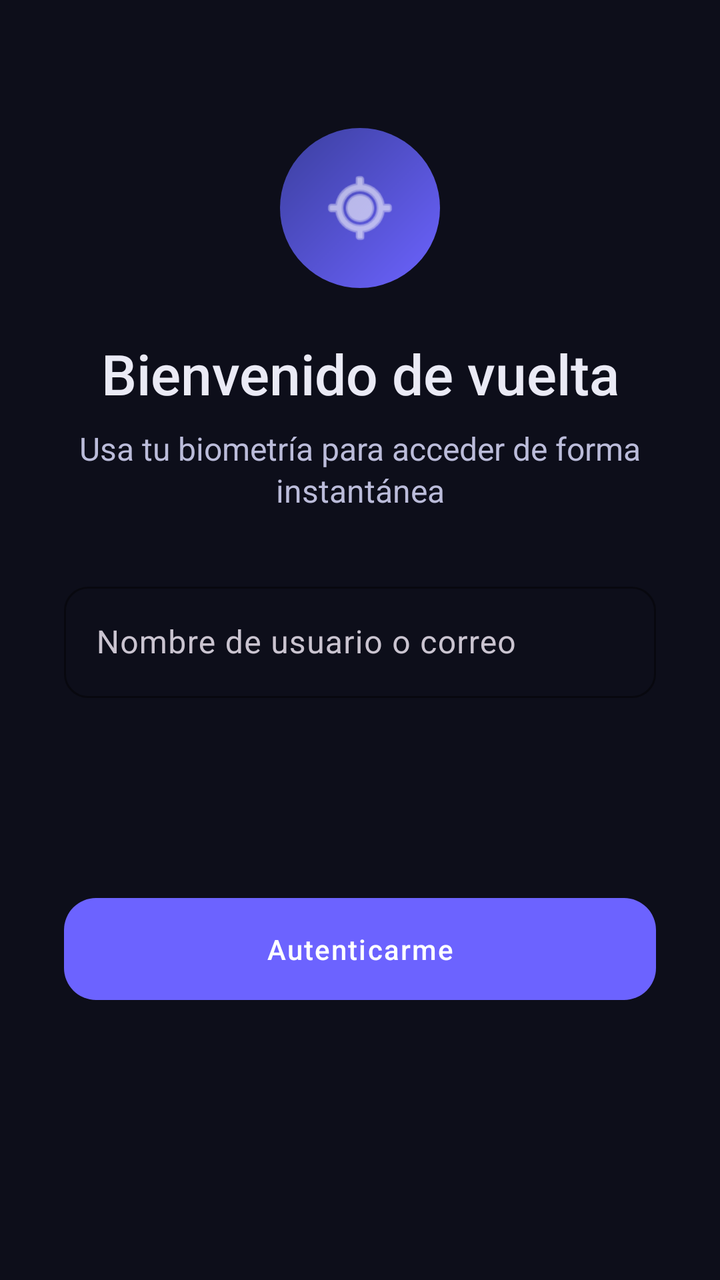
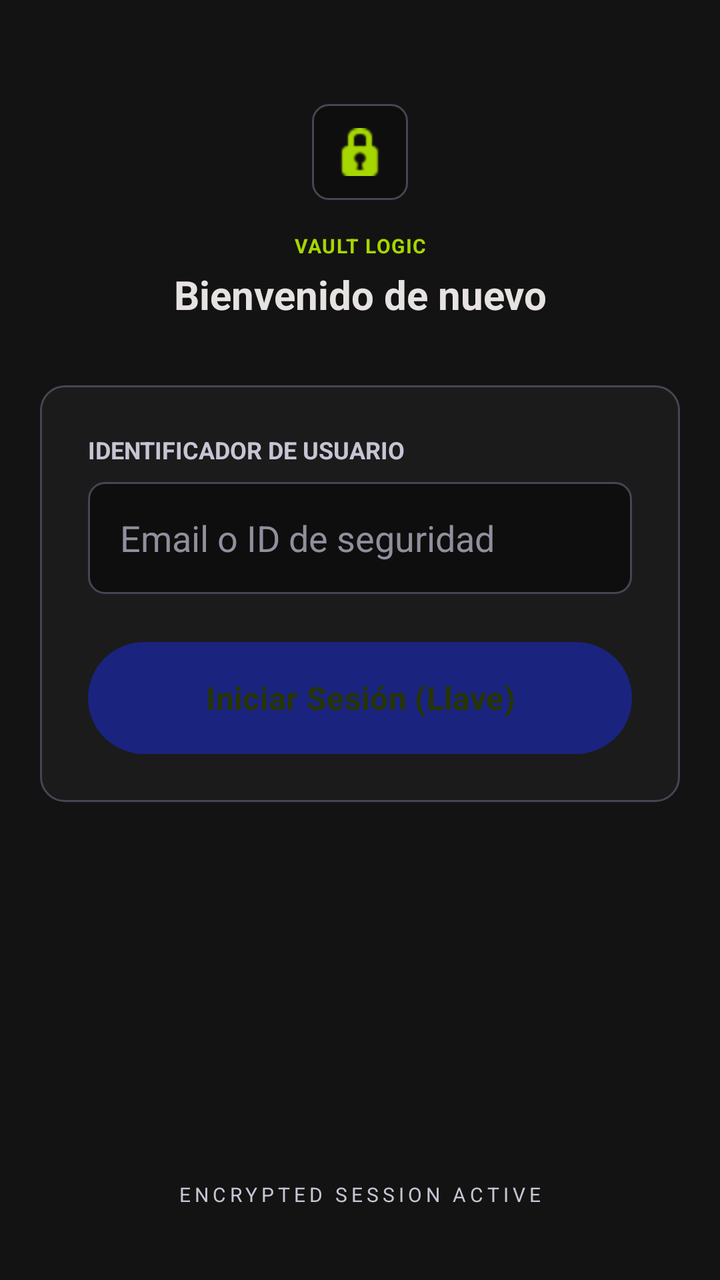

An Android layout rendered at two revisions. The XML below is the earlier revision; the diff shows what the commit changed to produce the second picture.
<!-- AndroidManifest.xml: application theme Theme.PasswordlessApp -->
<!-- res/layout/fragment_login.xml -->
<?xml version="1.0" encoding="utf-8"?>
<ScrollView
    xmlns:android="http://schemas.android.com/apk/res/android"
    xmlns:app="http://schemas.android.com/apk/res-auto"
    android:layout_width="match_parent"
    android:layout_height="match_parent"
    android:background="@color/color_background"
    android:fillViewport="true">

    <androidx.constraintlayout.widget.ConstraintLayout
        android:layout_width="match_parent"
        android:layout_height="wrap_content"
        android:padding="@dimen/spacing_xl">

        
        <FrameLayout
            android:id="@+id/icon_container"
            android:layout_width="@dimen/icon_size_lg"
            android:layout_height="@dimen/icon_size_lg"
            android:background="@drawable/bg_icon_circle"
            android:layout_marginTop="@dimen/spacing_xl"
            app:layout_constraintTop_toTopOf="parent"
            app:layout_constraintStart_toStartOf="parent"
            app:layout_constraintEnd_toEndOf="parent">

            <ImageView
                android:layout_width="40dp"
                android:layout_height="40dp"
                android:layout_gravity="center"
                android:src="@android:drawable/ic_menu_mylocation"
                android:tint="@color/color_on_primary" />
        </FrameLayout>

        <TextView
            android:id="@+id/tv_title"
            android:layout_width="0dp"
            android:layout_height="wrap_content"
            android:text="@string/login_title"
            android:textColor="@color/color_on_background"
            android:textSize="@dimen/text_title"
            android:fontFamily="sans-serif-medium"
            android:textAlignment="center"
            android:layout_marginTop="@dimen/spacing_lg"
            app:layout_constraintTop_toBottomOf="@id/icon_container"
            app:layout_constraintStart_toStartOf="parent"
            app:layout_constraintEnd_toEndOf="parent" />

        <TextView
            android:id="@+id/tv_subtitle"
            android:layout_width="0dp"
            android:layout_height="wrap_content"
            android:text="@string/login_subtitle"
            android:textColor="@color/color_on_surface"
            android:textSize="@dimen/text_subtitle"
            android:textAlignment="center"
            android:lineSpacingExtra="2dp"
            android:layout_marginTop="@dimen/spacing_sm"
            app:layout_constraintTop_toBottomOf="@id/tv_title"
            app:layout_constraintStart_toStartOf="parent"
            app:layout_constraintEnd_toEndOf="parent" />

        
        <com.google.android.material.textfield.TextInputLayout
            android:id="@+id/til_user_id"
            style="@style/Widget.App.TextInputLayout"
            android:layout_width="0dp"
            android:layout_height="wrap_content"
            android:hint="@string/hint_user_id"
            android:layout_marginTop="@dimen/spacing_xl"
            app:layout_constraintTop_toBottomOf="@id/tv_subtitle"
            app:layout_constraintStart_toStartOf="parent"
            app:layout_constraintEnd_toEndOf="parent">

            <com.google.android.material.textfield.TextInputEditText
                android:id="@+id/et_user_id"
                android:layout_width="match_parent"
                android:layout_height="wrap_content"
                android:inputType="textEmailAddress"
                android:textColor="@color/color_on_background"
                android:imeOptions="actionDone" />
        </com.google.android.material.textfield.TextInputLayout>

        
        <ProgressBar
            android:id="@+id/progress_bar"
            android:layout_width="wrap_content"
            android:layout_height="wrap_content"
            android:visibility="gone"
            android:layout_marginTop="@dimen/spacing_lg"
            app:layout_constraintTop_toBottomOf="@id/til_user_id"
            app:layout_constraintStart_toStartOf="parent"
            app:layout_constraintEnd_toEndOf="parent" />

        
        <Button
            android:id="@+id/btn_login"
            style="@style/Widget.App.Button.Primary"
            android:layout_width="0dp"
            android:layout_height="wrap_content"
            android:text="@string/btn_authenticate"
            android:layout_marginTop="@dimen/spacing_lg"
            android:layout_marginBottom="@dimen/spacing_xl"
            app:layout_constraintTop_toBottomOf="@id/progress_bar"
            app:layout_constraintStart_toStartOf="parent"
            app:layout_constraintEnd_toEndOf="parent"
            app:layout_constraintBottom_toBottomOf="parent" />

    </androidx.constraintlayout.widget.ConstraintLayout>
</ScrollView>
<!-- resources referenced by this layout -->
<resources>
  <color name="color_background">#0D0E1A</color>
  <color name="color_on_background">#EAEAF5</color>
  <color name="color_on_primary">#FFFFFF</color>
  <color name="color_on_surface">#BBBCDA</color>
  <dimen name="icon_size_lg">80dp</dimen>
  <dimen name="spacing_lg">24dp</dimen>
  <dimen name="spacing_sm">8dp</dimen>
  <dimen name="spacing_xl">32dp</dimen>
  <dimen name="text_subtitle">16sp</dimen>
  <dimen name="text_title">28sp</dimen>
  <!-- drawable bg_icon_circle (drawable) -->
  <?xml version="1.0" encoding="utf-8"?>
  <shape xmlns:android="http://schemas.android.com/apk/res/android"
      android:shape="oval">
      <gradient
          android:angle="135"
          android:startColor="#6C63FF"
          android:endColor="#3B3F9E"
          android:type="linear" />
  </shape>
  <string name="btn_authenticate">Autenticarme</string>
  <string name="hint_user_id">Nombre de usuario o correo</string>
  <string name="login_subtitle">Usa tu biometría para acceder de forma instantánea</string>
  <string name="login_title">Bienvenido de vuelta</string>
  <style name="Widget.App.Button.Primary" parent="Widget.Material3.Button">
          <item name="android:textColor">@color/color_on_primary</item>
          <item name="backgroundTint">@color/color_primary</item>
          <item name="android:letterSpacing">0.05</item>
          <item name="cornerRadius">16dp</item>
          <item name="android:paddingTop">16dp</item>
          <item name="android:paddingBottom">16dp</item>
      </style>
  <style name="Widget.App.TextInputLayout" parent="Widget.Material3.TextInputLayout.OutlinedBox">
          <item name="boxStrokeColor">@color/color_primary</item>
          <item name="hintTextColor">@color/color_on_surface</item>
          <item name="boxCornerRadiusTopStart">12dp</item>
          <item name="boxCornerRadiusTopEnd">12dp</item>
          <item name="boxCornerRadiusBottomStart">12dp</item>
          <item name="boxCornerRadiusBottomEnd">12dp</item>
      </style>
  <style name="Theme.PasswordlessApp" parent="Theme.Material3.Dark.NoActionBar">
          <item name="colorPrimary">@color/color_primary</item>
          <item name="colorPrimaryVariant">@color/color_primary_variant</item>
          <item name="colorSecondary">@color/color_secondary</item>
          <item name="colorSecondaryVariant">@color/color_secondary_variant</item>
          <item name="android:colorBackground">@color/color_background</item>
          <item name="colorSurface">@color/color_surface</item>
          <item name="colorOnPrimary">@color/color_on_primary</item>
          <item name="colorOnBackground">@color/color_on_background</item>
          <item name="colorOnSurface">@color/color_on_surface</item>
          <item name="colorError">@color/color_error</item>
          <item name="android:statusBarColor">@color/color_background</item>
          <item name="android:navigationBarColor">@color/color_background</item>
          <item name="android:windowLightStatusBar">false</item>
      </style>
  <color name="color_primary">#6C63FF</color>
  <color name="color_primary_variant">#4B44CC</color>
  <color name="color_secondary">#03DAC6</color>
  <color name="color_secondary_variant">#018786</color>
  <color name="color_surface">#161728</color>
  <color name="color_error">#FF5370</color>
</resources>

<!-- the commit's change to res/layout/fragment_login.xml (unified diff, before → after) -->
@@ -1,109 +1,132 @@
 <?xml version="1.0" encoding="utf-8"?>
-<ScrollView
-    xmlns:android="http://schemas.android.com/apk/res/android"
+<androidx.constraintlayout.widget.ConstraintLayout xmlns:android="http://schemas.android.com/apk/res/android"
     xmlns:app="http://schemas.android.com/apk/res-auto"
+    xmlns:tools="http://schemas.android.com/tools"
     android:layout_width="match_parent"
     android:layout_height="match_parent"
-    android:background="@color/color_background"
-    android:fillViewport="true">
+    android:background="@color/vault_background"
+    android:padding="20dp"
+    tools:context=".ui.login.LoginFragment">
 
-    <androidx.constraintlayout.widget.ConstraintLayout
-        android:layout_width="match_parent"
+    
+    <LinearLayout
+        android:id="@+id/header"
+        android:layout_width="wrap_content"
         android:layout_height="wrap_content"
-        android:padding="@dimen/spacing_xl">
+        android:layout_marginTop="32dp"
+        android:gravity="center"
+        android:orientation="vertical"
+        app:layout_constraintEnd_toEndOf="parent"
+        app:layout_constraintStart_toStartOf="parent"
+        app:layout_constraintTop_toTopOf="parent">
 
-        
         <FrameLayout
-            android:id="@+id/icon_container"
-            android:layout_width="@dimen/icon_size_lg"
-            android:layout_height="@dimen/icon_size_lg"
-            android:background="@drawable/bg_icon_circle"
-            android:layout_marginTop="@dimen/spacing_xl"
-            app:layout_constraintTop_toTopOf="parent"
-            app:layout_constraintStart_toStartOf="parent"
-            app:layout_constraintEnd_toEndOf="parent">
-
+            android:layout_width="48dp"
+            android:layout_height="48dp"
+            android:background="@drawable/bg_vault_input"
+            android:layout_marginBottom="16dp">
             <ImageView
-                android:layout_width="40dp"
-                android:layout_height="40dp"
+                android:layout_width="24dp"
+                android:layout_height="24dp"
                 android:layout_gravity="center"
-                android:src="@android:drawable/ic_menu_mylocation"
-                android:tint="@color/color_on_primary" />
+                android:src="@android:drawable/ic_secure"
+                app:tint="@color/vault_accent_dim" />
         </FrameLayout>
 
         <TextView
-            android:id="@+id/tv_title"
-            android:layout_width="0dp"
+            android:layout_width="wrap_content"
             android:layout_height="wrap_content"
-            android:text="@string/login_title"
-            android:textColor="@color/color_on_background"
-            android:textSize="@dimen/text_title"
-            android:fontFamily="sans-serif-medium"
-            android:textAlignment="center"
-            android:layout_marginTop="@dimen/spacing_lg"
-            app:layout_constraintTop_toBottomOf="@id/icon_container"
-            app:layout_constraintStart_toStartOf="parent"
-            app:layout_constraintEnd_toEndOf="parent" />
+            android:text="VAULT LOGIC"
+            android:textColor="@color/vault_accent_dim"
+            android:textSize="10sp"
+            android:textStyle="bold"
+            android:letterSpacing="0.05"
+            android:layout_marginBottom="4dp" />
 
         <TextView
-            android:id="@+id/tv_subtitle"
-            android:layout_width="0dp"
+            android:layout_width="wrap_content"
             android:layout_height="wrap_content"
-            android:text="@string/login_subtitle"
-            android:textColor="@color/color_on_surface"
-            android:textSize="@dimen/text_subtitle"
-            android:textAlignment="center"
-            android:lineSpacingExtra="2dp"
-            android:layout_marginTop="@dimen/spacing_sm"
-            app:layout_constraintTop_toBottomOf="@id/tv_title"
-            app:layout_constraintStart_toStartOf="parent"
-            app:layout_constraintEnd_toEndOf="parent" />
+            android:text="Bienvenido de nuevo"
+            android:textColor="@color/vault_on_surface"
+            android:textSize="20sp"
+            android:textStyle="bold" />
+    </LinearLayout>
 
-        
-        <com.google.android.material.textfield.TextInputLayout
-            android:id="@+id/til_user_id"
-            style="@style/Widget.App.TextInputLayout"
-            android:layout_width="0dp"
+    
+    <LinearLayout
+        android:layout_width="0dp"
+        android:layout_height="wrap_content"
+        android:layout_marginTop="32dp"
+        android:background="@drawable/bg_vault_card"
+        android:orientation="vertical"
+        android:padding="24dp"
+        app:layout_constraintEnd_toEndOf="parent"
+        app:layout_constraintStart_toStartOf="parent"
+        app:layout_constraintTop_toBottomOf="@id/header">
+
+        <TextView
+            android:layout_width="wrap_content"
             android:layout_height="wrap_content"
-            android:hint="@string/hint_user_id"
-            android:layout_marginTop="@dimen/spacing_xl"
-            app:layout_constraintTop_toBottomOf="@id/tv_subtitle"
-            app:layout_constraintStart_toStartOf="parent"
-            app:layout_constraintEnd_toEndOf="parent">
+            android:text="IDENTIFICADOR DE USUARIO"
+            android:textColor="@color/vault_on_surface_variant"
+            android:textSize="12sp"
+            android:textStyle="bold"
+            android:layout_marginBottom="8dp" />
 
-            <com.google.android.material.textfield.TextInputEditText
-                android:id="@+id/et_user_id"
-                android:layout_width="match_parent"
-                android:layout_height="wrap_content"
-                android:inputType="textEmailAddress"
-                android:textColor="@color/color_on_background"
-                android:imeOptions="actionDone" />
-        </com.google.android.material.textfield.TextInputLayout>
+        <EditText
+            android:id="@+id/etUsername"
+            android:layout_width="match_parent"
+            android:layout_height="56dp"
+            android:background="@drawable/bg_vault_input"
+            android:hint="Email o ID de seguridad"
+            android:textColorHint="@color/vault_outline"
+            android:textColor="@color/vault_on_surface"
+            android:paddingStart="16dp"
+            android:paddingEnd="16dp"
+            android:inputType="textEmailAddress"
+            android:layout_marginBottom="24dp" />
+
+        <Button
+            android:id="@+id/btnLogin"
+            android:layout_width="match_parent"
+            android:layout_height="56dp"
+            android:background="@drawable/btn_vault_accent"
+            android:text="Iniciar Sesión (Llave)"
+            android:textColor="@color/vault_on_accent"
+            android:textSize="16sp"
+            android:textStyle="bold" />
 
         
         <ProgressBar
-            android:id="@+id/progress_bar"
+            android:id="@+id/progressBar"
+            android:layout_width="48dp"
+            android:layout_height="48dp"
+            android:layout_gravity="center"
+            android:layout_marginTop="16dp"
+            android:indeterminateTint="@color/vault_accent"
+            android:visibility="gone" />
+
+    </LinearLayout>
+
+    
+    <LinearLayout
+        android:layout_width="wrap_content"
+        android:layout_height="wrap_content"
+        android:layout_marginBottom="16dp"
+        android:gravity="center"
+        android:orientation="vertical"
+        app:layout_constraintBottom_toBottomOf="parent"
+        app:layout_constraintEnd_toEndOf="parent"
+        app:layout_constraintStart_toStartOf="parent">
+
+        <TextView
             android:layout_width="wrap_content"
             android:layout_height="wrap_content"
-            android:visibility="gone"
-            android:layout_marginTop="@dimen/spacing_lg"
-            app:layout_constraintTop_toBottomOf="@id/til_user_id"
-            app:layout_constraintStart_toStartOf="parent"
-            app:layout_constraintEnd_toEndOf="parent" />
+            android:text="ENCRYPTED SESSION ACTIVE"
+            android:textColor="@color/vault_on_surface_variant"
+            android:textSize="10sp"
+            android:letterSpacing="0.2"
+            android:drawablePadding="8dp" />
+    </LinearLayout>
 
-        
-        <Button
-            android:id="@+id/btn_login"
-            style="@style/Widget.App.Button.Primary"
-            android:layout_width="0dp"
-            android:layout_height="wrap_content"
-            android:text="@string/btn_authenticate"
-            android:layout_marginTop="@dimen/spacing_lg"
-            android:layout_marginBottom="@dimen/spacing_xl"
-            app:layout_constraintTop_toBottomOf="@id/progress_bar"
-            app:layout_constraintStart_toStartOf="parent"
-            app:layout_constraintEnd_toEndOf="parent"
-            app:layout_constraintBottom_toBottomOf="parent" />
-
-    </androidx.constraintlayout.widget.ConstraintLayout>
-</ScrollView>
+</androidx.constraintlayout.widget.ConstraintLayout>
<!-- resource entries referenced after the edit -->
@@ -1,65 +1,81 @@
 <!-- resources referenced by this layout -->
 <resources>
-  <color name="color_background">#0D0E1A</color>
-  <color name="color_on_background">#EAEAF5</color>
-  <color name="color_on_primary">#FFFFFF</color>
-  <color name="color_on_surface">#BBBCDA</color>
-  <dimen name="icon_size_lg">80dp</dimen>
-  <dimen name="spacing_lg">24dp</dimen>
-  <dimen name="spacing_sm">8dp</dimen>
-  <dimen name="spacing_xl">32dp</dimen>
-  <dimen name="text_subtitle">16sp</dimen>
-  <dimen name="text_title">28sp</dimen>
-  <!-- drawable bg_icon_circle (drawable) -->
+  <color name="vault_accent">#bef500</color>
+  <color name="vault_accent_dim">#a6d700</color>
+  <color name="vault_background">#131313</color>
+  <color name="vault_on_accent">#273500</color>
+  <color name="vault_on_surface">#e5e2e1</color>
+  <color name="vault_on_surface_variant">#c6c5d4</color>
+  <color name="vault_outline">#908f9d</color>
+  <!-- drawable bg_vault_card (drawable) -->
   <?xml version="1.0" encoding="utf-8"?>
   <shape xmlns:android="http://schemas.android.com/apk/res/android"
-      android:shape="oval">
-      <gradient
-          android:angle="135"
-          android:startColor="#6C63FF"
-          android:endColor="#3B3F9E"
-          android:type="linear" />
+      android:shape="rectangle">
+      <solid android:color="@color/vault_surface_low" />
+      <stroke android:width="1dp" android:color="@color/vault_outline_variant" />
+      <corners android:radius="12dp" /> 
   </shape>
-  <string name="btn_authenticate">Autenticarme</string>
-  <string name="hint_user_id">Nombre de usuario o correo</string>
-  <string name="login_subtitle">Usa tu biometría para acceder de forma instantánea</string>
-  <string name="login_title">Bienvenido de vuelta</string>
-  <style name="Widget.App.Button.Primary" parent="Widget.Material3.Button">
-          <item name="android:textColor">@color/color_on_primary</item>
-          <item name="backgroundTint">@color/color_primary</item>
-          <item name="android:letterSpacing">0.05</item>
-          <item name="cornerRadius">16dp</item>
-          <item name="android:paddingTop">16dp</item>
-          <item name="android:paddingBottom">16dp</item>
+  <!-- drawable bg_vault_input (drawable) -->
+  <?xml version="1.0" encoding="utf-8"?>
+  <selector xmlns:android="http://schemas.android.com/apk/res/android">
+      
+      <item android:state_focused="true">
+          <shape android:shape="rectangle">
+              <solid android:color="@color/vault_surface_lowest" />
+              <stroke android:width="1dp" android:color="@color/vault_accent_dim" />
+              <corners android:radius="8dp" />
+          </shape>
+      </item>
+      
+      <item>
+          <shape android:shape="rectangle">
+              <solid android:color="@color/vault_surface_lowest" />
+              <stroke android:width="1dp" android:color="@color/vault_outline_variant" />
+              <corners android:radius="8dp" />
+          </shape>
+      </item>
+  </selector>
+  <!-- drawable btn_vault_accent (drawable) -->
+  <?xml version="1.0" encoding="utf-8"?>
+  <ripple xmlns:android="http://schemas.android.com/apk/res/android"
+      android:color="#40000000"> 
+      <item>
+          <shape android:shape="rectangle">
+              <solid android:color="@color/vault_accent" />
+              <corners android:radius="28dp" /> 
+          </shape>
+      </item>
+  </ripple>
+  <style name="Theme.PasswordlessApp" parent="Base.Theme.PasswordlessApp" />
+  <color name="vault_surface_low">#1c1b1b</color>
+  <color name="vault_outline_variant">#454652</color>
+  <color name="vault_surface_lowest">#0e0e0e</color>
+  <style name="Base.Theme.PasswordlessApp" parent="Theme.Material3.Dark.NoActionBar">
+          
+          <item name="colorPrimary">@color/vault_primary</item>
+          <item name="colorOnPrimary">@color/vault_on_primary</item>
+          <item name="colorPrimaryContainer">@color/vault_primary</item>
+          
+          
+          <item name="colorSecondary">@color/vault_accent</item>
+          <item name="colorOnSecondary">@color/vault_on_accent</item>
+          
+          
+          <item name="android:statusBarColor">@color/vault_background</item>
+          <item name="android:windowLightStatusBar">false</item>
+          <item name="android:navigationBarColor">@color/vault_background</item>
+          
+          
+          <item name="android:windowBackground">@color/vault_background</item>
+          <item name="android:colorBackground">@color/vault_background</item>
+          <item name="colorSurface">@color/vault_surface_low</item>
+          <item name="colorOnSurface">@color/vault_on_surface</item>
+          <item name="colorOnBackground">@color/vault_on_surface</item>
+  
+          
+          <item name="android:fontFamily">sans-serif</item>
       </style>
-  <style name="Widget.App.TextInputLayout" parent="Widget.Material3.TextInputLayout.OutlinedBox">
-          <item name="boxStrokeColor">@color/color_primary</item>
-          <item name="hintTextColor">@color/color_on_surface</item>
-          <item name="boxCornerRadiusTopStart">12dp</item>
-          <item name="boxCornerRadiusTopEnd">12dp</item>
-          <item name="boxCornerRadiusBottomStart">12dp</item>
-          <item name="boxCornerRadiusBottomEnd">12dp</item>
-      </style>
-  <style name="Theme.PasswordlessApp" parent="Theme.Material3.Dark.NoActionBar">
-          <item name="colorPrimary">@color/color_primary</item>
-          <item name="colorPrimaryVariant">@color/color_primary_variant</item>
-          <item name="colorSecondary">@color/color_secondary</item>
-          <item name="colorSecondaryVariant">@color/color_secondary_variant</item>
-          <item name="android:colorBackground">@color/color_background</item>
-          <item name="colorSurface">@color/color_surface</item>
-          <item name="colorOnPrimary">@color/color_on_primary</item>
-          <item name="colorOnBackground">@color/color_on_background</item>
-          <item name="colorOnSurface">@color/color_on_surface</item>
-          <item name="colorError">@color/color_error</item>
-          <item name="android:statusBarColor">@color/color_background</item>
-          <item name="android:navigationBarColor">@color/color_background</item>
-          <item name="android:windowLightStatusBar">false</item>
-      </style>
-  <color name="color_primary">#6C63FF</color>
-  <color name="color_primary_variant">#4B44CC</color>
-  <color name="color_secondary">#03DAC6</color>
-  <color name="color_secondary_variant">#018786</color>
-  <color name="color_surface">#161728</color>
-  <color name="color_error">#FF5370</color>
+  <color name="vault_primary">#1a237e</color>
+  <color name="vault_on_primary">#bdc2ff</color>
 </resources>
 
